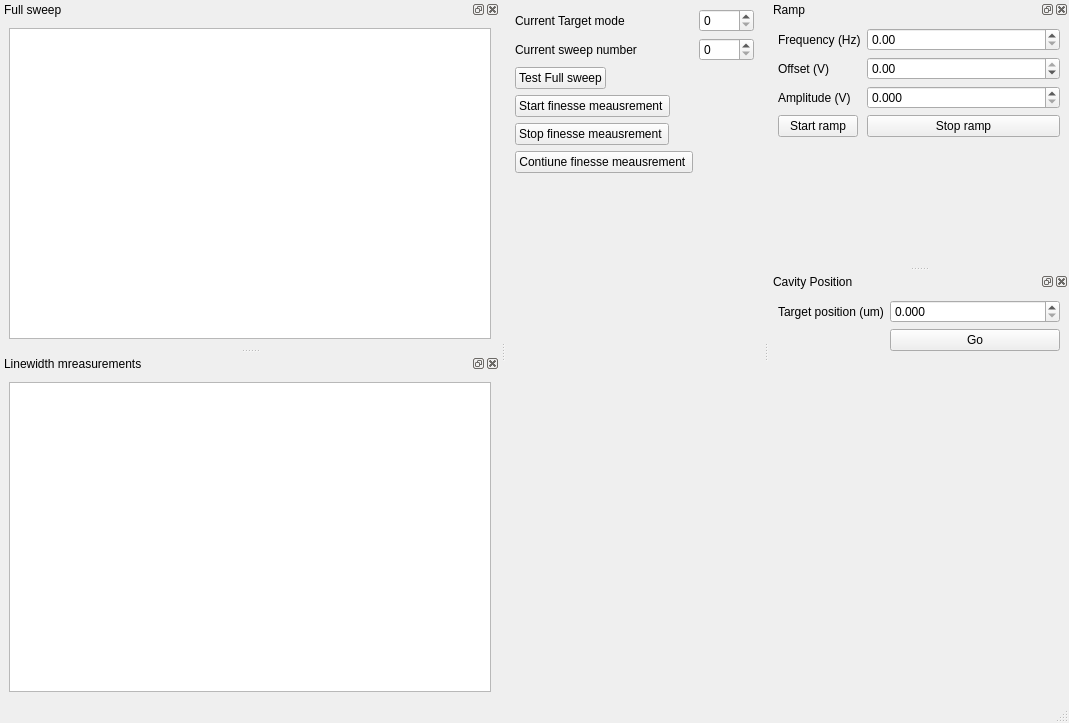
rasjen/qudi, file gui/cavitygui/ui_cavitygui.ui: the form before one commit.
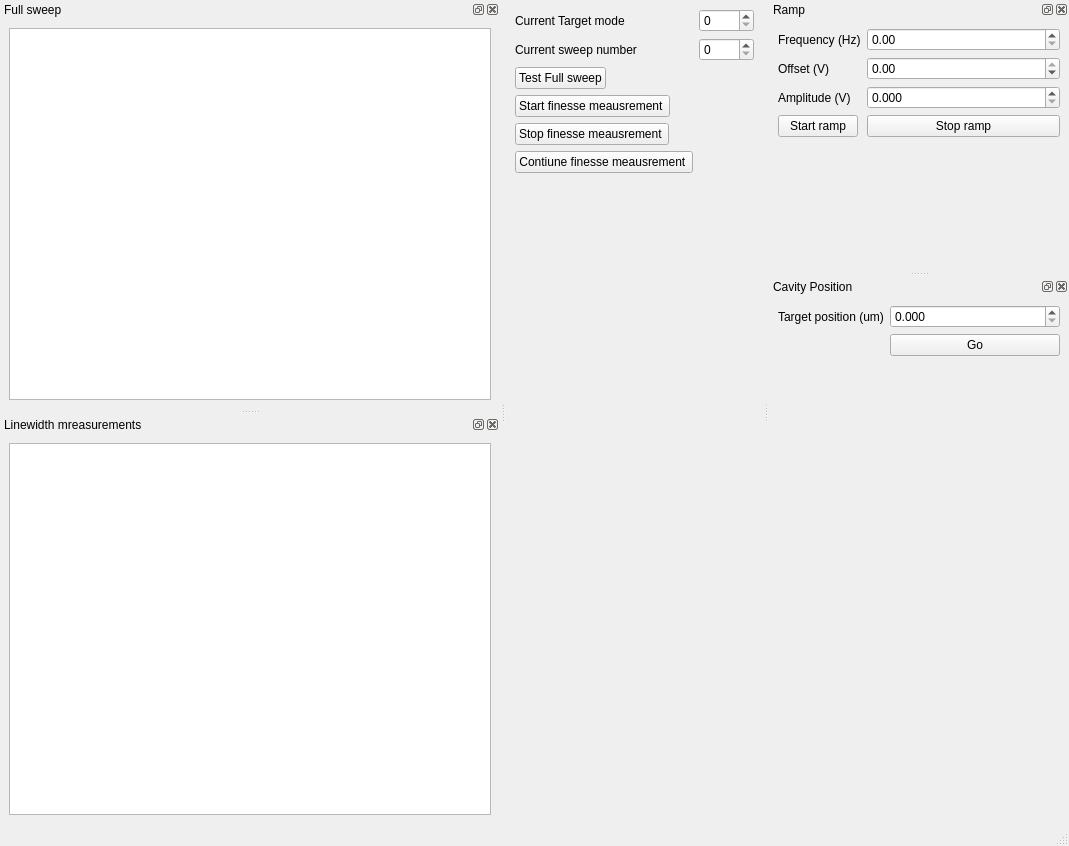
The form after the commit. Custom widgets are drawn as their Qt base class.

What changed in the file:
```diff
--- a/gui/cavitygui/ui_cavitygui.ui
+++ b/gui/cavitygui/ui_cavitygui.ui
@@ -7,7 +7,7 @@
     <x>0</x>
     <y>0</y>
     <width>1069</width>
-    <height>723</height>
+    <height>846</height>
    </rect>
   </property>
   <property name="windowTitle">
@@ -75,19 +75,6 @@
       </item>
      </layout>
     </item>
-    <item row="1" column="0">
-     <spacer name="verticalSpacer_2">
-      <property name="orientation">
-       <enum>Qt::Vertical</enum>
-      </property>
-      <property name="sizeHint" stdset="0">
-       <size>
-        <width>20</width>
-        <height>40</height>
-       </size>
-      </property>
-     </spacer>
-    </item>
    </layout>
   </widget>
   <widget class="QMenuBar" name="menubar">
@@ -251,19 +238,6 @@
        </item>
       </layout>
      </item>
-     <item row="1" column="0">
-      <spacer name="verticalSpacer">
-       <property name="orientation">
-        <enum>Qt::Vertical</enum>
-       </property>
-       <property name="sizeHint" stdset="0">
-        <size>
-         <width>20</width>
-         <height>40</height>
-        </size>
-       </property>
-      </spacer>
-     </item>
     </layout>
    </widget>
   </widget>
```
